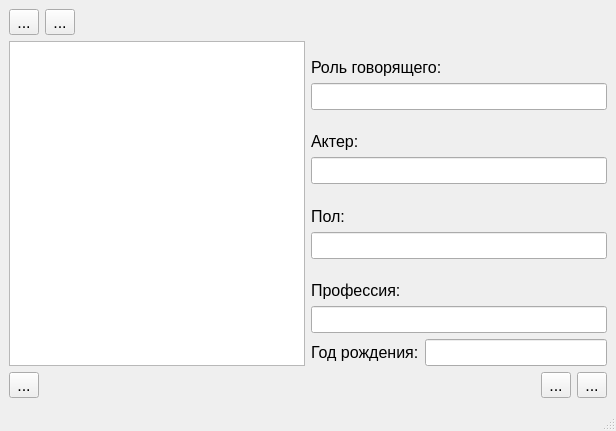
Qt form qspeakerwindow.ui (CuriousCrow/qt_simple_scripter) before a commit.
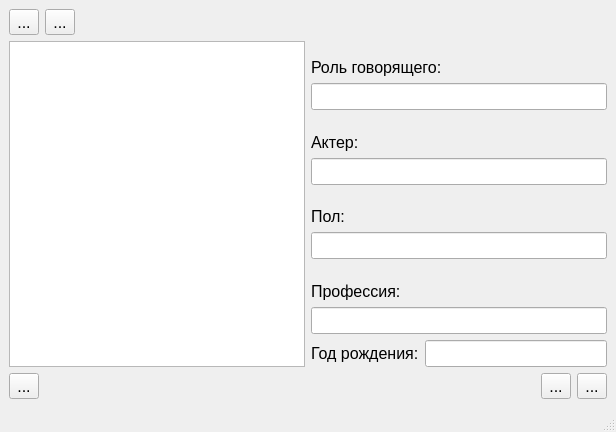
The same form after that commit. Icons and pictures are not drawn.

```diff
--- a/qspeakerwindow.ui
+++ b/qspeakerwindow.ui
@@ -7,7 +7,7 @@
     <x>0</x>
     <y>0</y>
     <width>616</width>
-    <height>431</height>
+    <height>432</height>
    </rect>
   </property>
   <property name="font">
```
Left out of the diff: 6 changed lines with no effect on the pictures.
